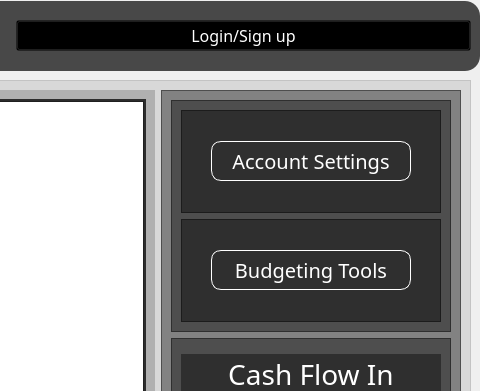
Above: test_ui.ui from kpatel0923/Python_web_scrapping_Stock_market_application before the change; both pictures show x 914 to 1394 and y 0 to 391 of the 1394 by 858 pixel window. Below: the same form after it.
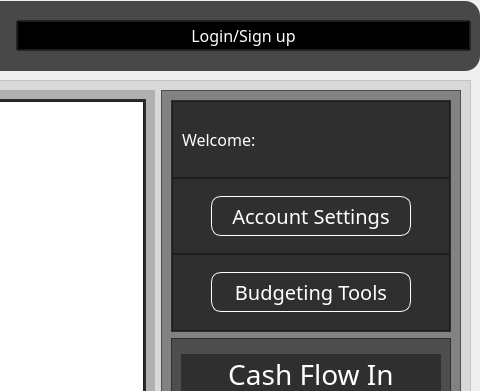
That is the form after the change. The open tabs and pages were chosen to show the change. Icons and pictures are not drawn. Custom widgets are drawn as their Qt base class.

Diff of the .ui file:
```diff
--- a/test_ui.ui
+++ b/test_ui.ui
@@ -8287,6 +8287,67 @@
                     <enum>QFrame::Raised</enum>
                    </property>
                    <layout class="QVBoxLayout" name="verticalLayout_46">
+                    <property name="spacing">
+                     <number>0</number>
+                    </property>
+                    <property name="leftMargin">
+                     <number>0</number>
+                    </property>
+                    <property name="topMargin">
+                     <number>0</number>
+                    </property>
+                    <property name="rightMargin">
+                     <number>0</number>
+                    </property>
+                    <property name="bottomMargin">
+                     <number>0</number>
+                    </property>
+                    <item>
+                     <widget class="QFrame" name="frame_87">
+                      <property name="frameShape">
+                       <enum>QFrame::StyledPanel</enum>
+                      </property>
+                      <property name="frameShadow">
+                       <enum>QFrame::Raised</enum>
+                      </property>
+                      <layout class="QHBoxLayout" name="horizontalLayout_29">
+                       <item>
+                        <widget class="QLabel" name="lbl_welcome">
+                         <property name="minimumSize">
+                          <size>
+                           <width>0</width>
+                           <height>20</height>
+                          </size>
+                         </property>
+                         <property name="maximumSize">
+                          <size>
+                           <width>16777215</width>
+                           <height>20</height>
+                          </size>
+                         </property>
+                         <property name="font">
+                          <font>
+                           <family>century gothic</family>
+                           <pointsize>12</pointsize>
+                          </font>
+                         </property>
+                         <property name="styleSheet">
+                          <string notr="true">color: rgb(255, 255, 255);
+	background:rgba(0,0,0,0);
+
+</string>
+                         </property>
+                         <property name="text">
+                          <string>Welcome: </string>
+                         </property>
+                         <property name="alignment">
+                          <set>Qt::AlignLeading|Qt::AlignLeft|Qt::AlignVCenter</set>
+                         </property>
+                        </widget>
+                       </item>
+                      </layout>
+                     </widget>
+                    </item>
                     <item>
                      <widget class="QFrame" name="frame_67">
                       <property name="frameShape">
```
Left out of the diff: 25 changed lines with no effect on the pictures.
